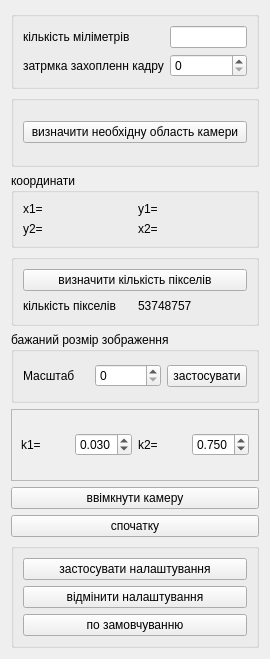
Before: the Qt Designer form AnalyzerFoam/settingcaptureframe.ui in alishkaLala/good, drawn with Qt 5.
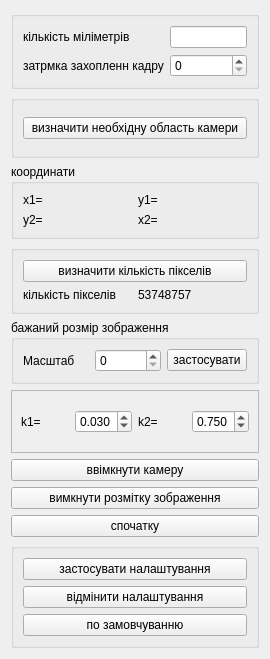
After: the same form once the commit is applied.

What changed in the file:
```diff
--- a/AnalyzerFoam/settingcaptureframe.ui
+++ b/AnalyzerFoam/settingcaptureframe.ui
@@ -152,14 +152,14 @@
      </layout>
     </widget>
    </item>
-   <item row="7" column="0">
+   <item row="8" column="0">
     <widget class="QPushButton" name="buttonRestartTrySet">
      <property name="text">
       <string>спочатку</string>
      </property>
     </widget>
    </item>
-   <item row="8" column="0">
+   <item row="9" column="0">
     <widget class="QGroupBox" name="groupBox_4">
      <property name="title">
       <string/>
@@ -254,6 +254,13 @@
      </property>
     </widget>
    </item>
+   <item row="7" column="0">
+    <widget class="QPushButton" name="pushButton_2">
+     <property name="text">
+      <string>вимкнути розмітку зображення</string>
+     </property>
+    </widget>
+   </item>
   </layout>
  </widget>
  <resources/>
```
